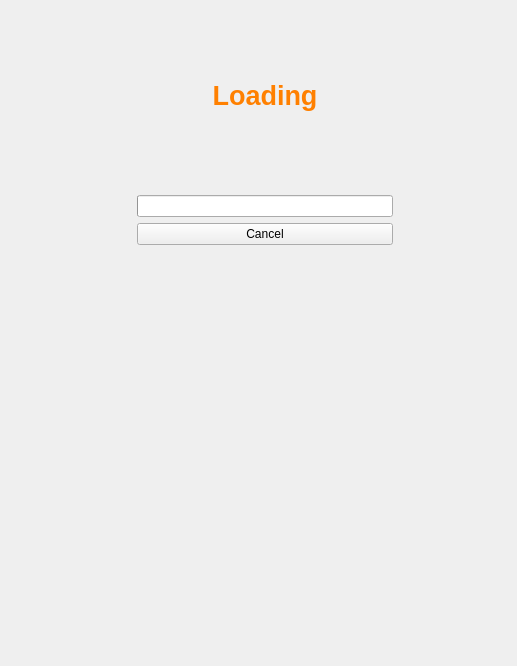
This is resource/ui/lobby.ui in AttorneyOnline/AO2-Client as Qt 5 draws it before an edit. The edited form follows.
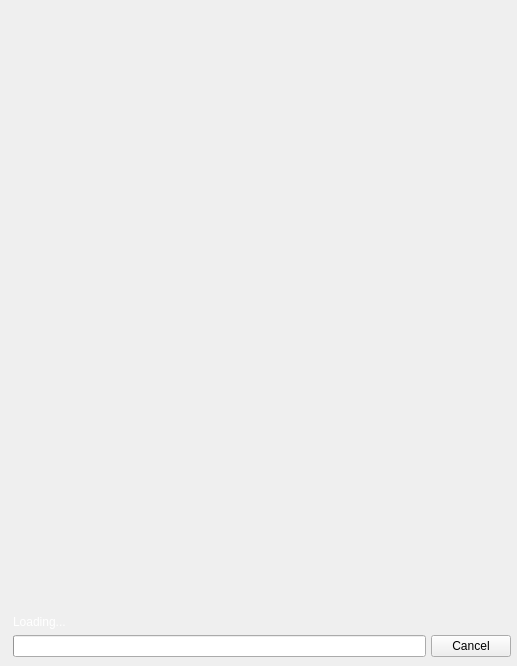
This is the edited form. The open tabs and pages were chosen to show the change. Icons and pictures are not drawn. Custom widgets are drawn as their Qt base class.

Patch:
```diff
--- a/resource/ui/lobby.ui
+++ b/resource/ui/lobby.ui
@@ -281,98 +281,22 @@
        </widget>
        <widget class="QWidget" name="loading_page">
         <property name="styleSheet">
-         <string notr="true">#loading_page {background-image: url(:/base/themes/default/loadingbackground.png);}</string>
+         <string notr="true">#loading_page {
+  background-image: url(:/base/themes/default/loadingbackground.png);
+  background-position: bottom;
+}</string>
         </property>
         <layout class="QGridLayout" name="gridLayout_2">
-         <item row="0" column="2">
-          <spacer name="verticalSpacer_2">
-           <property name="orientation">
-            <enum>Qt::Vertical</enum>
-           </property>
-           <property name="sizeType">
-            <enum>QSizePolicy::Expanding</enum>
-           </property>
-           <property name="sizeHint" stdset="0">
-            <size>
-             <width>20</width>
-             <height>145</height>
-            </size>
-           </property>
-          </spacer>
-         </item>
-         <item row="1" column="1">
-          <spacer name="horizontalSpacer_2">
-           <property name="orientation">
-            <enum>Qt::Horizontal</enum>
-           </property>
-           <property name="sizeHint" stdset="0">
-            <size>
-             <width>110</width>
-             <height>20</height>
-            </size>
-           </property>
-          </spacer>
-         </item>
-         <item row="1" column="2" rowspan="2">
-          <widget class="QTextEdit" name="loading_text">
-           <property name="sizePolicy">
-            <sizepolicy hsizetype="Preferred" vsizetype="Preferred">
-             <horstretch>0</horstretch>
-             <verstretch>0</verstretch>
-            </sizepolicy>
-           </property>
-           <property name="font">
-            <font>
-             <pointsize>20</pointsize>
-             <weight>50</weight>
-             <bold>false</bold>
-            </font>
-           </property>
-           <property name="focusPolicy">
-            <enum>Qt::NoFocus</enum>
-           </property>
-           <property name="styleSheet">
-            <string notr="true">background-color: rgba(0, 0, 0, 0);
-color: rgba(255, 128, 0, 255);</string>
-           </property>
-           <property name="frameShape">
-            <enum>QFrame::NoFrame</enum>
-           </property>
-           <property name="undoRedoEnabled">
-            <bool>false</bool>
-           </property>
-           <property name="readOnly">
-            <bool>true</bool>
-           </property>
-           <property name="html">
-            <string>&lt;!DOCTYPE HTML PUBLIC &quot;-//W3C//DTD HTML 4.0//EN&quot; &quot;http://www.w3.org/TR/REC-html40/strict.dtd&quot;&gt;
-&lt;html&gt;&lt;head&gt;&lt;meta name=&quot;qrichtext&quot; content=&quot;1&quot; /&gt;&lt;style type=&quot;text/css&quot;&gt;
-p, li { white-space: pre-wrap; }
-&lt;/style&gt;&lt;/head&gt;&lt;body style=&quot; font-family:'MS Shell Dlg 2'; font-size:20pt; font-weight:400; font-style:normal;&quot;&gt;
-&lt;p align=&quot;center&quot; style=&quot; margin-top:0px; margin-bottom:0px; margin-left:0px; margin-right:0px; -qt-block-indent:0; text-indent:0px;&quot;&gt;&lt;span style=&quot; font-family:'Arial'; font-weight:600;&quot;&gt;Loading&lt;/span&gt;&lt;/p&gt;&lt;/body&gt;&lt;/html&gt;</string>
-           </property>
-           <property name="acceptRichText">
-            <bool>false</bool>
-           </property>
-           <property name="textInteractionFlags">
-            <set>Qt::NoTextInteraction</set>
-           </property>
-          </widget>
-         </item>
-         <item row="1" column="3">
-          <spacer name="horizontalSpacer">
-           <property name="orientation">
-            <enum>Qt::Horizontal</enum>
-           </property>
-           <property name="sizeHint" stdset="0">
-            <size>
-             <width>109</width>
-             <height>20</height>
-            </size>
-           </property>
-          </spacer>
-         </item>
-         <item row="2" column="0">
+         <property name="leftMargin">
+          <number>6</number>
+         </property>
+         <property name="rightMargin">
+          <number>6</number>
+         </property>
+         <property name="horizontalSpacing">
+          <number>0</number>
+         </property>
+         <item row="1" column="0">
           <widget class="AOImage" name="loading_background">
            <property name="sizePolicy">
             <sizepolicy hsizetype="Maximum" vsizetype="Maximum">
@@ -385,8 +309,62 @@
            </property>
           </widget>
          </item>
-         <item row="3" column="2">
+         <item row="1" column="1">
+          <spacer name="verticalSpacer">
+           <property name="orientation">
+            <enum>Qt::Vertical</enum>
+           </property>
+           <property name="sizeHint" stdset="0">
+            <size>
+             <width>20</width>
+             <height>40</height>
+            </size>
+           </property>
+          </spacer>
+         </item>
+         <item row="7" column="4" alignment="Qt::AlignBottom">
+          <widget class="QPushButton" name="cancel">
+           <property name="sizePolicy">
+            <sizepolicy hsizetype="Minimum" vsizetype="Minimum">
+             <horstretch>0</horstretch>
+             <verstretch>0</verstretch>
+            </sizepolicy>
+           </property>
+           <property name="text">
+            <string>Cancel</string>
+           </property>
+          </widget>
+         </item>
+         <item row="2" column="1">
+          <widget class="QLabel" name="loading_text">
+           <property name="sizePolicy">
+            <sizepolicy hsizetype="Preferred" vsizetype="Preferred">
+             <horstretch>2</horstretch>
+             <verstretch>0</verstretch>
+            </sizepolicy>
+           </property>
+           <property name="styleSheet">
+            <string notr="true">color: white;</string>
+           </property>
+           <property name="text">
+            <string>Loading...</string>
+           </property>
+           <property name="alignment">
+            <set>Qt::AlignBottom|Qt::AlignLeading|Qt::AlignLeft</set>
+           </property>
+           <property name="wordWrap">
+            <bool>true</bool>
+           </property>
+          </widget>
+         </item>
+         <item row="7" column="1" colspan="2">
           <widget class="QProgressBar" name="progress_bar">
+           <property name="sizePolicy">
+            <sizepolicy hsizetype="Expanding" vsizetype="Minimum">
+             <horstretch>1</horstretch>
+             <verstretch>0</verstretch>
+            </sizepolicy>
+           </property>
            <property name="styleSheet">
             <string notr="true">color: white;</string>
            </property>
@@ -396,24 +374,20 @@
            <property name="alignment">
             <set>Qt::AlignCenter</set>
            </property>
-          </widget>
-         </item>
-         <item row="4" column="2">
-          <widget class="QPushButton" name="cancel">
-           <property name="text">
-            <string>Cancel</string>
+           <property name="textVisible">
+            <bool>false</bool>
            </property>
           </widget>
          </item>
-         <item row="5" column="2">
-          <spacer name="verticalSpacer">
+         <item row="7" column="3">
+          <spacer name="horizontalSpacer">
            <property name="orientation">
-            <enum>Qt::Vertical</enum>
+            <enum>Qt::Horizontal</enum>
            </property>
            <property name="sizeHint" stdset="0">
             <size>
-             <width>20</width>
-             <height>490</height>
+             <width>5</width>
+             <height>20</height>
             </size>
            </property>
           </spacer>
@@ -432,6 +406,12 @@
   </action>
  </widget>
  <customwidgets>
+  <customwidget>
+   <class>AOServerChat</class>
+   <extends>QWidget</extends>
+   <header>widgets/aoserverchat.h</header>
+   <container>1</container>
+  </customwidget>
   <customwidget>
    <class>AOImage</class>
    <extends>QLabel</extends>
@@ -440,13 +420,7 @@
   <customwidget>
    <class>AOButton</class>
    <extends>QPushButton</extends>
-   <header location="global">aobutton.h</header>
-  </customwidget>
-  <customwidget>
-   <class>AOServerChat</class>
-   <extends>QWidget</extends>
-   <header location="global">aoserverchat.h</header>
-   <container>1</container>
+   <header location="global">widgets/aobutton.h</header>
   </customwidget>
  </customwidgets>
  <resources>
```
Left out of the diff: 2 changed lines with no effect on the pictures.
